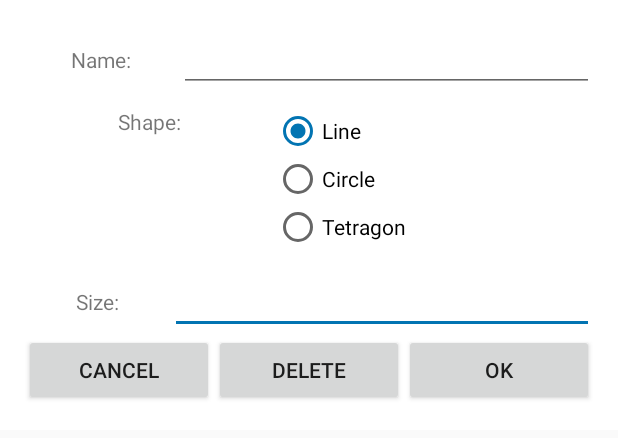
After one commit to SecUSo/privacy-friendly-tape-measure, an Android app: the layout edit_dialog.xml on its own in the app's theme, with its tools: preview values and no code run, on a phone screen of 412 x 824 dp. The commit adds this screen. Shown: the top 438 px of the screen. Run offline under Robolectric (Android 15) with nearby library versions, the phone set to English and light mode, and no system bars.

Commit message:
User defined reference objects list. Made a list to display user defined reference objects in. Clicks on list items launch a edit dialog. Converted edit activity into edit dialog. Adjusted the design. Adjusted function for buttons (buttons not yet working correctly).

```diff
--- a/app/src/main/AndroidManifest.xml
+++ b/app/src/main/AndroidManifest.xml
@@ -83,9 +83,9 @@
                 android:name="android.support.PARENT_ACTIVITY"
                 android:value="org.secuso.privacyfriendlycameraruler.MainActivity" />
         </activity>
-        <activity android:name=".database.ReferenceEditor"
+        <activity android:name=".database.ReferenceListViewer"
             android:screenOrientation="portrait"
-            android:label="@string/title_activity_ref_editor"
+            android:label="@string/title_activity_ref_viewer"
             android:parentActivityName="org.secuso.privacyfriendlycameraruler.SettingsActivity">
             <meta-data
                 android:name="android.support.PARENT_ACTIVITY"
--- a/app/src/main/java/org/secuso/privacyfriendlycameraruler/SettingsActivity.java
+++ b/app/src/main/java/org/secuso/privacyfriendlycameraruler/SettingsActivity.java
@@ -14,7 +14,7 @@ import android.preference.PreferenceFragment;
 import android.preference.PreferenceManager;
 import android.view.MenuItem;
 
-import org.secuso.privacyfriendlycameraruler.database.ReferenceEditor;
+import org.secuso.privacyfriendlycameraruler.database.ReferenceListViewer;
 
 /**
  * A {@link PreferenceActivity} that presents a set of application settings. On
@@ -179,7 +179,7 @@ public class SettingsActivity extends BaseActivity {
             editUDefRefPref.setOnPreferenceClickListener(new Preference.OnPreferenceClickListener() {
                 @Override
                 public boolean onPreferenceClick(Preference preference) {
-                    startActivity(new Intent(getActivity().getBaseContext(), ReferenceEditor.class));
+                    startActivity(new Intent(getActivity().getBaseContext(), ReferenceListViewer.class));
                     return false;
                 }
             });
--- a/app/src/main/java/org/secuso/privacyfriendlycameraruler/database/PFASQLiteHelper.java
+++ b/app/src/main/java/org/secuso/privacyfriendlycameraruler/database/PFASQLiteHelper.java
@@ -138,8 +138,8 @@ public class PFASQLiteHelper extends SQLiteOpenHelper {
      *
      * @return A list of all available userDefinedReferences in the Database
      */
-    public List<UserDefinedReferences> getAllUDefRef() {
-        List<UserDefinedReferences> uDefRefList = new ArrayList<UserDefinedReferences>();
+    public ArrayList<UserDefinedReferences> getAllUDefRef() {
+        ArrayList<UserDefinedReferences> uDefRefList = new ArrayList<UserDefinedReferences>();
 
         String selectQuery = "SELECT  * FROM " + TABLE_USERDEFINED;
 
--- a/app/src/main/java/org/secuso/privacyfriendlycameraruler/tutorial/PrefManager.java
+++ b/app/src/main/java/org/secuso/privacyfriendlycameraruler/tutorial/PrefManager.java
@@ -36,10 +36,8 @@ public class PrefManager {
     }
 
     public void addHiddenPrefs() {
-        if (!pref.contains(LAST_MODE)) {
-            editor.putString(LAST_MODE, "camera").commit();
-            editor.commit();
-        }
+        editor.putString(LAST_MODE, "camera").commit();
+        editor.commit();
     }
 
     public String getLastMode() {
--- /dev/null
+++ b/app/src/main/res/layout/edit_dialog.xml
@@ -0,0 +1,139 @@
+<?xml version="1.0" encoding="utf-8"?>
+<ScrollView xmlns:android="http://schemas.android.com/apk/res/android"
+    xmlns:tools="http://schemas.android.com/tools"
+    android:id="@+id/main_content"
+    android:layout_width="match_parent"
+    android:layout_height="wrap_content"
+    android:background="#FFFFFF">
+    <LinearLayout
+        android:layout_width="match_parent"
+        android:layout_height="wrap_content"
+        android:gravity="center"
+        android:orientation="vertical"
+        android:padding="@dimen/activity_horizontal_margin">
+
+        <LinearLayout
+            android:orientation="horizontal"
+            android:layout_width="match_parent"
+            android:layout_height="wrap_content">
+
+            <TextView
+                android:text="@string/edit_name"
+                android:layout_width="wrap_content"
+                android:layout_height="wrap_content"
+                android:id="@+id/name_discription"
+                android:layout_weight="1"
+                android:gravity="center" />
+
+            <EditText
+                android:layout_width="wrap_content"
+                android:layout_height="wrap_content"
+                android:inputType="textPersonName"
+                android:ems="10"
+                android:id="@+id/name_input"
+                android:layout_weight="1"
+                android:gravity="center"/>
+        </LinearLayout>
+
+
+        <LinearLayout
+            android:orientation="horizontal"
+            android:layout_width="match_parent"
+            android:layout_height="wrap_content"
+            android:layout_marginTop="10dp">
+
+            <TextView
+                android:text="@string/edit_shape"
+                android:layout_width="wrap_content"
+                android:layout_height="wrap_content"
+                android:id="@+id/shape_discription"
+                android:layout_weight="1"
+                android:gravity="center"/>
+
+            <RadioGroup
+                android:layout_width="wrap_content"
+                android:layout_height="wrap_content"
+                android:layout_weight="1"
+                android:id="@+id/shape_rdbtn_group"
+                android:gravity="start">
+
+                <RadioButton
+                    android:text="@string/edit_line"
+                    android:layout_width="wrap_content"
+                    android:layout_height="wrap_content"
+                    android:id="@+id/rdbtn_line"
+                    android:layout_weight="1"
+                    android:checked="true" />
+
+                <RadioButton
+                    android:text="@string/edit_circle"
+                    android:layout_width="wrap_content"
+                    android:layout_height="wrap_content"
+                    android:id="@+id/rdbtn_circle"
+                    android:layout_weight="1" />
+
+                <RadioButton
+                    android:text="@string/edit_tetragon"
+                    android:layout_width="wrap_content"
+                    android:layout_height="wrap_content"
+                    android:id="@+id/rdbtn_tetragon"
+                    android:layout_weight="1" />
+            </RadioGroup>
+        </LinearLayout>
+
+        <LinearLayout
+            android:orientation="horizontal"
+            android:layout_width="match_parent"
+            android:layout_height="wrap_content"
+            android:layout_marginTop="10dp">
+
+            <TextView
+                android:text="@string/edit_size"
+                android:layout_width="wrap_content"
+                android:layout_height="wrap_content"
+                android:id="@+id/size_discription"
+                android:layout_weight="1"
+                android:gravity="center" />
+
+            <EditText
+                android:layout_width="wrap_content"
+                android:layout_height="wrap_content"
+                android:inputType="numberDecimal"
+                android:ems="10"
+                android:id="@+id/size_input"
+                android:layout_weight="1"
+                android:gravity="center" />
+        </LinearLayout>
+
+        <LinearLayout
+            android:orientation="horizontal"
+            android:layout_width="match_parent"
+            android:layout_height="match_parent">
+
+            <Button
+                android:text="Cancel"
+                android:layout_width="wrap_content"
+                android:layout_height="wrap_content"
+                android:id="@+id/edit_cancel_button"
+                android:layout_weight="1" />
+
+            <Button
+                android:text="Delete"
+                android:layout_width="wrap_content"
+                android:layout_height="wrap_content"
+                android:id="@+id/edit_delete_button"
+                android:layout_weight="1" />
+
+            <Button
+                android:text="OK"
+                android:layout_width="wrap_content"
+                android:layout_height="wrap_content"
+                android:id="@+id/edit_confirm_button"
+                android:layout_weight="1" />
+
+        </LinearLayout>
+
+    </LinearLayout>
+
+
+</ScrollView>
--- a/app/src/main/res/values/strings.xml
+++ b/app/src/main/res/values/strings.xml
@@ -95,6 +95,22 @@
     <string name="pref_type_selection">Reference Type Selection</string>
     <string name="pref_type_selection_verbose">What reference object types to use?</string>
     <string name="pref_type_selection_summary">Disable reference object categoreis you don\'t want to use.</string>
+    <string name="pref_edit_user_def_refs">Edit user defined references</string>
+
+    <!-- ###USER DEFINED REFERENCE EDITOR### -->
+    <string name="title_activity_ref_editor">Reference Editor</string>
+    <string name="title_activity_ref_viewer">User Defined References</string>
+    <string name="list_item">Empty Slot</string>
+    <string name="edit_dialog_title">Edit Reference Object</string>
+    <string name="toast_input_failure">Invalid input.</string>
+    <string name="toast_edit_done">User defined reference sucessfully set.</string>
+    <string name="toast_delete_done">User set reference deleted.</string>
+    <string name="edit_name">Name:</string>
+    <string name="edit_shape">Shape:</string>
+    <string name="edit_line">Line</string>
+    <string name="edit_circle">Circle</string>
+    <string name="edit_tetragon">Tetragon</string>
+    <string name="edit_size">Size:</string>
 
     <!-- ### DISCLAIMER DIALOG ### -->
     <string name="disclaimer_dialog_title">Disclaimer</string>
@@ -116,7 +132,5 @@
     <string name="skip">Skip</string>
     <string name="okay">Okay</string>
     <string name="view_help">View Help</string>
-    <string name="pref_edit_user_def_refs">Edit user defined references</string>
-    <string name="title_activity_ref_editor">Reference Editor</string>
 
 </resources>
```
Also changed, not shown: app/src/main/java/org/secuso/privacyfriendlycameraruler/database/EditDialog.java (added, +123 -0 lines), app/src/main/java/org/secuso/privacyfriendlycameraruler/database/ReferenceEditor.java (deleted, +0 -76 lines), app/src/main/java/org/secuso/privacyfriendlycameraruler/database/ReferenceListViewer.java (added, +56 -0 lines), app/src/main/java/org/secuso/privacyfriendlycameraruler/tutorial/TutorialActivity.java (+7 -12 lines), app/src/main/res/layout/activity_reference_editor.xml (deleted, +0 -111 lines), app/src/main/res/layout/activity_reference_list.xml (added, +9 -0 lines), 2 other files.
